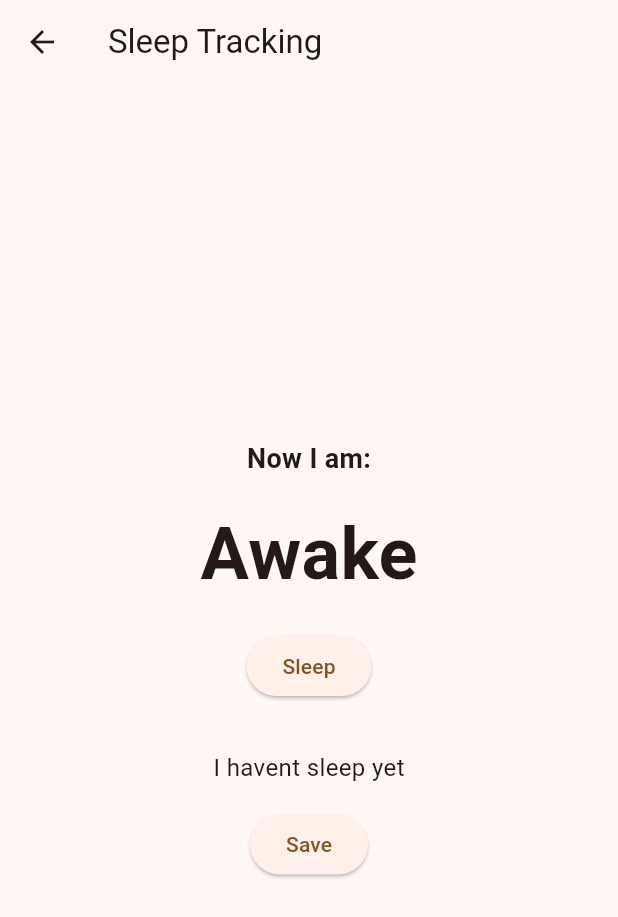
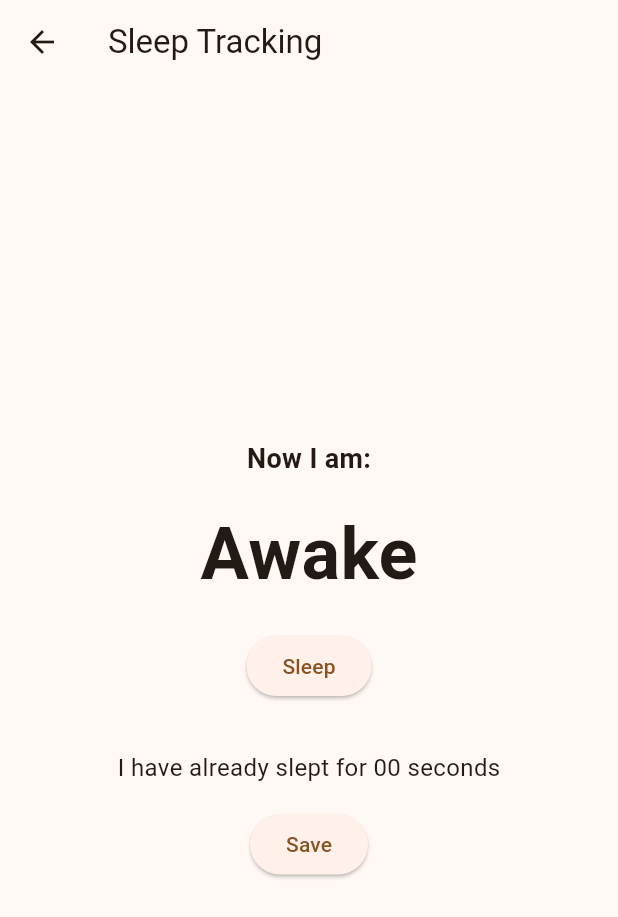
Before and after one commit to eunannana/HealthHub, a Flutter app: the DashboardView screen opened directly with empty values, after a tap on "Sleep Tracking", on a phone screen of 412 x 824 dp. Shown: the top 917 px of the screen. Run offline on Flutter 3.47's test engine with Material 2 defaults, Android fonts, the phone set to English and light mode, and no system bars; our stand-ins replace cloud_firestore, dropdown_search, firebase_auth, firebase_core; accounts and stored records are empty; statements that could not run were skipped.

Commit message:
fix bugs

```diff
--- a/lib/view/dashboard.dart
+++ b/lib/view/dashboard.dart
@@ -276,7 +276,7 @@ class _DashboardViewState extends State<DashboardView> {
         },
         child: ListTile(
           title: const Text('Global Rank'),
-          subtitle: Text('Rank $globalRank'),
+          subtitle: Text('Click to see your rank'),
           trailing: const Icon(Icons.assessment),
         ),
       ),
--- a/lib/view/sleep.dart
+++ b/lib/view/sleep.dart
@@ -32,7 +32,8 @@ class _SleepState extends State<Sleep> {
   DateTime? _sleepStartTime;
   DateTime? _sleepEndTime;
   Duration? _differenceTime;
-  Duration? _totalSleepDuration;
+  Duration? _totalSleepDuration = const Duration(hours: 0, minutes: 0);
+  final Duration _totalSleepDurationNull = const Duration(hours: 0, minutes: 0);
 
   @override
   Widget build(BuildContext context) {
```
Also changed, not shown: lib/view/calories.dart (+4 -4 lines).
